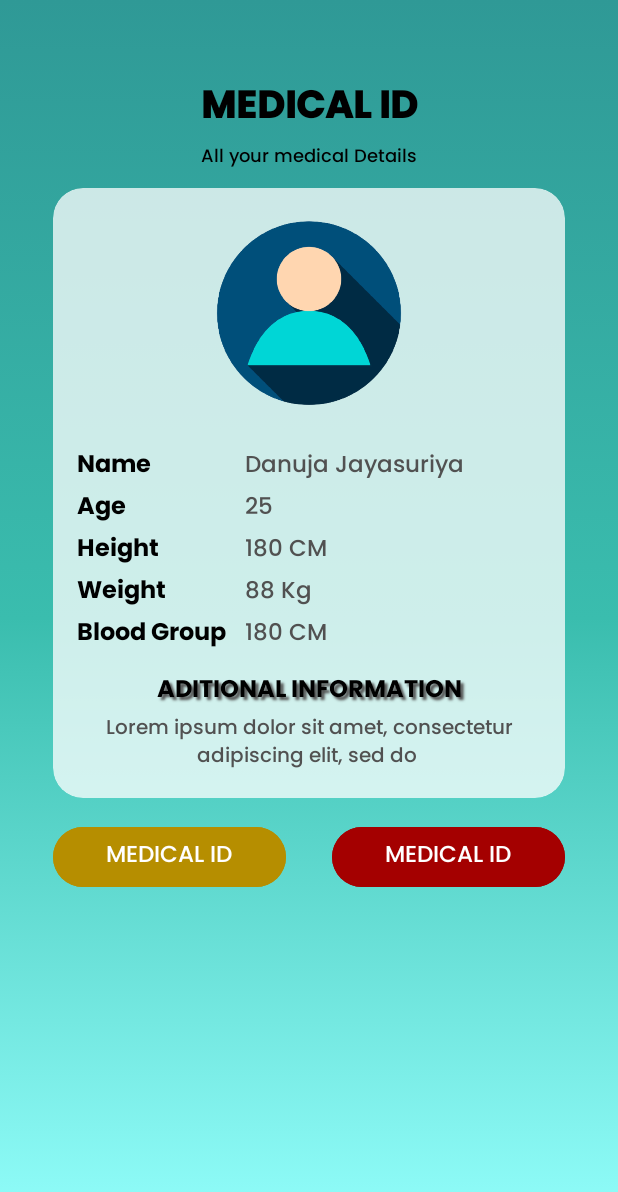
After one commit to danuja01/Tourist_Managment_system-MAD_Project, an Android app: the MedId screen opened directly, with no data from a screen before it, on a phone screen of 412 x 824 dp. The commit adds this screen. Shown: the top 1192 px of the screen. Run offline under Robolectric (Android 15) with nearby library versions, the phone set to English and light mode, and no system bars.

Commit message:
Created UI of the MEDICAL ID Page

```diff
--- a/app/src/main/AndroidManifest.xml
+++ b/app/src/main/AndroidManifest.xml
@@ -13,6 +13,9 @@
         android:supportsRtl="true"
         android:theme="@style/Theme.MADproject"
         tools:targetApi="31">
+        <activity
+            android:name=".Medical.MedId"
+            android:exported="false" />
         <activity
             android:name=".Medical.CreateMedId"
             android:exported="false" />
--- a/app/src/main/java/com/example/madproject/MainActivity.java
+++ b/app/src/main/java/com/example/madproject/MainActivity.java
@@ -5,20 +5,18 @@ import androidx.appcompat.app.AppCompatActivity;
 import android.content.Intent;
 import android.os.Bundle;
 import android.view.View;
-import android.widget.Button;
 
 import com.example.madproject.Medical.HealthTracker;
+import com.example.madproject.Medical.MedId;
 
 public class MainActivity extends AppCompatActivity {
 
-    Button btn;
 
     @Override
     protected void onCreate(Bundle savedInstanceState) {
         super.onCreate(savedInstanceState);
         setContentView(R.layout.activity_main);
 
-        btn = findViewById(R.id.btn);
     }
 
 
@@ -26,4 +24,9 @@ public class MainActivity extends AppCompatActivity {
         Intent intent = new Intent(this, HealthTracker.class);
         startActivity(intent);
     }
+
+    public void clickBtn(View v){
+        Intent intent = new Intent(this, MedId.class);
+        startActivity(intent);
+    }
 }
--- /dev/null
+++ b/app/src/main/java/com/example/madproject/Medical/MedId.java
@@ -0,0 +1,16 @@
+package com.example.madproject.Medical;
+
+import androidx.appcompat.app.AppCompatActivity;
+
+import android.os.Bundle;
+
+import com.example.madproject.R;
+
+public class MedId extends AppCompatActivity {
+
+    @Override
+    protected void onCreate(Bundle savedInstanceState) {
+        super.onCreate(savedInstanceState);
+        setContentView(R.layout.activity_med_id);
+    }
+}
--- a/app/src/main/res/layout/activity_create_med_id.xml
+++ b/app/src/main/res/layout/activity_create_med_id.xml
@@ -41,26 +41,25 @@
     <LinearLayout
         android:layout_width="match_parent"
         android:layout_height="wrap_content"
-        android:orientation="vertical"
-        android:layout_marginTop="16dp">
+        android:layout_marginTop="16dp"
+        android:orientation="vertical">
 
         <EditText
             android:layout_width="match_parent"
             android:layout_height="50dp"
             android:background="@drawable/custom_input"
+            android:hint="@string/ht3_hint_name"
             android:inputType="textPersonName"
-            android:hint="@string/ht3_hint_name"
-            android:padding="15dp"
-            />
+            android:padding="15dp" />
+
         <EditText
             android:layout_width="match_parent"
             android:layout_height="50dp"
+            android:layout_marginTop="10dp"
             android:background="@drawable/custom_input"
             android:hint="@string/ht3_hint_birthday"
             android:inputType="textPersonName"
-            android:padding="15dp"
-            android:layout_marginTop="10dp"
-            />
+            android:padding="15dp" />
 
         <LinearLayout
             android:layout_width="match_parent"
@@ -70,13 +69,13 @@
             <EditText
                 android:layout_width="wrap_content"
                 android:layout_height="50dp"
+                android:layout_marginTop="10dp"
+                android:layout_marginRight="2.5dp"
                 android:layout_weight="1"
                 android:background="@drawable/custom_input"
                 android:hint="@string/ht3_hint_height"
                 android:inputType="textPersonName"
                 android:padding="15dp"
-                android:layout_marginTop="10dp"
-                android:layout_marginRight="2.5dp"
 
 
                 />
@@ -84,46 +83,43 @@
             <EditText
                 android:layout_width="wrap_content"
                 android:layout_height="50dp"
+                android:layout_marginLeft="2.5dp"
+                android:layout_marginTop="10dp"
                 android:layout_weight="1"
                 android:background="@drawable/custom_input"
                 android:hint="@string/ht3_hint_weight"
                 android:inputType="textPersonName"
-                android:padding="15dp"
-                android:layout_marginTop="10dp"
-                android:layout_marginLeft="2.5dp"
-                />
+                android:padding="15dp" />
         </LinearLayout>
 
         <EditText
             android:layout_width="match_parent"
             android:layout_height="50dp"
+            android:layout_marginLeft="2.5dp"
+            android:layout_marginTop="10dp"
             android:background="@drawable/custom_input"
             android:hint="@string/ht3_hint_blood"
             android:inputType="textPersonName"
-            android:padding="15dp"
-            android:layout_marginTop="10dp"
-            android:layout_marginLeft="2.5dp"
-            />
+            android:padding="15dp" />
 
         <EditText
             android:layout_width="match_parent"
             android:layout_height="50dp"
+            android:layout_marginLeft="2.5dp"
+            android:layout_marginTop="10dp"
             android:background="@drawable/custom_input"
-            android:hint="@string/ht3_hint_blood"
+            android:hint="@string/ht3_hint_info"
             android:inputType="textPersonName"
-            android:padding="15dp"
-            android:layout_marginTop="10dp"
-            android:layout_marginLeft="2.5dp"
-            />
+            android:padding="15dp" />
 
         <Button
             android:id="@+id/medIdBtn"
             style="@style/Widget.Material3.Button"
             android:layout_width="match_parent"
             android:layout_height="60dp"
+            android:layout_marginTop="10dp"
             android:backgroundTint="@color/black"
             android:fontFamily="@font/poppins_medium"
-            android:layout_marginTop="10dp"
             android:text="@string/ht3_btn_submit"
             android:textSize="15sp" />
 
--- a/app/src/main/res/layout/activity_main.xml
+++ b/app/src/main/res/layout/activity_main.xml
@@ -25,4 +25,13 @@
         app:layout_constraintEnd_toEndOf="parent"
         app:layout_constraintStart_toStartOf="parent"
         app:layout_constraintTop_toTopOf="parent" />
+
+    <Button
+        android:id="@+id/medBtn"
+        android:layout_width="wrap_content"
+        android:layout_height="wrap_content"
+        android:onClick="clickBtn"
+        android:text="MedDetail"
+        app:layout_constraintBottom_toBottomOf="parent"
+        tools:layout_editor_absoluteX="168dp" />
 </androidx.constraintlayout.widget.ConstraintLayout>
--- /dev/null
+++ b/app/src/main/res/layout/activity_med_id.xml
@@ -0,0 +1,243 @@
+<?xml version="1.0" encoding="utf-8"?>
+<LinearLayout xmlns:android="http://schemas.android.com/apk/res/android"
+    xmlns:app="http://schemas.android.com/apk/res-auto"
+    xmlns:tools="http://schemas.android.com/tools"
+    android:layout_width="match_parent"
+    android:layout_height="match_parent"
+    android:background="@drawable/gradient_background"
+    android:orientation="vertical"
+    android:paddingHorizontal="35dp"
+    android:paddingTop="50dp"
+    android:paddingBottom="0dp"
+    tools:context=".Medical.MedId">
+
+    <TextView
+        android:id="@+id/title"
+        android:layout_width="match_parent"
+        android:layout_height="wrap_content"
+        android:fontFamily="@font/poppins_bold"
+        android:text="@string/ht4_title"
+        android:textAlignment="center"
+        android:textColor="@color/black"
+        android:textFontWeight="900"
+        android:textSize="25sp" />
+
+    <TextView
+        android:id="@+id/caption"
+        android:layout_width="match_parent"
+        android:layout_height="wrap_content"
+        android:fontFamily="@font/poppins_medium"
+        android:text="@string/ht4_caption"
+        android:textAlignment="center"
+        android:textColor="@color/black"
+        android:textSize="12sp" />
+
+
+    <com.google.android.material.card.MaterialCardView
+        android:layout_width="match_parent"
+        android:layout_height="wrap_content"
+        android:layout_marginTop="10dp"
+        android:backgroundTint="@color/cardWhite"
+        app:cardElevation="0dp"
+        app:shapeAppearanceOverlay="@style/ShapeAppearanceOverlay.CardView">
+
+
+        <LinearLayout
+            android:layout_width="match_parent"
+            android:layout_height="wrap_content"
+            android:orientation="vertical"
+            android:padding="16dp">
+
+
+            <ImageView
+                android:id="@+id/imageView"
+                android:layout_width="match_parent"
+                android:layout_height="135dp"
+                android:src="@drawable/anonymous_user_circle_icon_vector_18958255_removebg_preview" />
+
+            <LinearLayout
+                android:layout_width="match_parent"
+                android:layout_height="wrap_content"
+                android:layout_marginTop="20dp"
+                android:orientation="horizontal">
+
+                <TextView
+                    android:layout_width="112dp"
+                    android:layout_height="wrap_content"
+                    android:fontFamily="@font/poppins_bold"
+                    android:paddingRight="10dp"
+                    android:text="@string/ht4_name"
+                    android:textColor="@color/black"
+                    android:textSize="16dp" />
+
+                <TextView
+                    android:layout_width="match_parent"
+                    android:layout_height="wrap_content"
+                    android:fontFamily="@font/poppins_medium"
+                    android:text="Danuja Jayasuriya"
+                    android:textColor="@color/grey"
+                    android:textSize="15dp"
+
+                    />
+            </LinearLayout>
+
+            <LinearLayout
+                android:layout_width="match_parent"
+                android:layout_height="wrap_content"
+                android:orientation="horizontal">
+
+                <TextView
+                    android:layout_width="112dp"
+                    android:layout_height="wrap_content"
+                    android:fontFamily="@font/poppins_bold"
+                    android:paddingRight="10dp"
+                    android:text="@string/ht4_Age"
+                    android:textColor="@color/black"
+                    android:textSize="16dp" />
+
+                <TextView
+                    android:layout_width="match_parent"
+                    android:layout_height="wrap_content"
+                    android:fontFamily="@font/poppins_medium"
+                    android:text="25"
+                    android:textColor="@color/grey"
+                    android:textSize="15dp" />
+            </LinearLayout>
+
+            <LinearLayout
+                android:layout_width="match_parent"
+                android:layout_height="wrap_content"
+                android:orientation="horizontal">
+
+                <TextView
+                    android:layout_width="112dp"
+                    android:layout_height="wrap_content"
+                    android:fontFamily="@font/poppins_bold"
+                    android:paddingRight="10dp"
+                    android:text="@string/ht4_height"
+                    android:textColor="@color/black"
+                    android:textSize="16dp" />
+
+                <TextView
+                    android:layout_width="match_parent"
+                    android:layout_height="wrap_content"
+                    android:fontFamily="@font/poppins_medium"
+                    android:text="180 CM"
+                    android:textColor="@color/grey"
+                    android:textSize="15dp" />
+            </LinearLayout>
+
+            <LinearLayout
+                android:layout_width="match_parent"
+                android:layout_height="wrap_content"
+                android:orientation="horizontal">
+
+                <TextView
+                    android:layout_width="112dp"
+                    android:layout_height="wrap_content"
+                    android:fontFamily="@font/poppins_bold"
+                    android:paddingRight="10dp"
+                    android:text="@string/ht4_weight"
+                    android:textColor="@color/black"
+                    android:textSize="16dp" />
+
+                <TextView
+                    android:layout_width="match_parent"
+                    android:layout_height="wrap_content"
+                    android:fontFamily="@font/poppins_medium"
+                    android:text="88 Kg"
+                    android:textColor="@color/grey"
+                    android:textSize="15dp" />
+            </LinearLayout>
+
+            <LinearLayout
+                android:layout_width="match_parent"
+                android:layout_height="wrap_content"
+                android:orientation="horizontal">
+
+                <TextView
+                    android:layout_width="112dp"
+                    android:layout_height="wrap_content"
+                    android:fontFamily="@font/poppins_bold"
+                    android:paddingRight="10dp"
+                    android:text="@string/ht4_blood"
+                    android:textColor="@color/black"
+                    android:textSize="16dp" />
+
+                <TextView
+                    android:layout_width="match_parent"
+                    android:layout_height="wrap_content"
+                    android:fontFamily="@font/poppins_medium"
+                    android:text="180 CM"
+                    android:textColor="@color/grey"
+                    android:textSize="15dp" />
+            </LinearLayout>
+
+            <LinearLayout
+                android:layout_width="match_parent"
+                android:layout_height="wrap_content"
+                android:orientation="vertical"
+                android:paddingTop="10dp">
+
+                <TextView
+                    android:layout_width="match_parent"
+                    android:layout_height="wrap_content"
+                    android:fontFamily="@font/poppins_bold"
+                    android:shadowColor="@color/grey"
+                    android:shadowDx="3"
+                    android:shadowDy="3"
+                    android:shadowRadius="1.5"
+                    android:text="@string/ht4_info"
+                    android:textAlignment="center"
+                    android:textColor="@color/black"
+                    android:textSize="16dp" />
+
+
+                <TextView
+                    android:layout_width="match_parent"
+                    android:layout_height="wrap_content"
+                    android:fontFamily="@font/poppins_medium"
+                    android:text="Lorem ipsum dolor sit amet, consectetur adipiscing elit, sed do "
+                    android:textAlignment="center"
+                    android:textColor="@color/grey"
+                    android:textSize="13dp" />
+            </LinearLayout>
+
+        </LinearLayout>
+
+    </com.google.android.material.card.MaterialCardView>
+
+    <LinearLayout
+        android:layout_width="match_parent"
+        android:layout_height="wrap_content"
+        android:orientation="horizontal">
+
+        <Button
+            style="@style/Widget.Material3.Button"
+            android:layout_width="match_parent"
+            android:layout_height="match_parent"
+            android:layout_marginTop="15dp"
+            android:layout_marginRight="15dp"
+            android:layout_marginBottom="10sp"
+            android:layout_weight="1"
+            android:backgroundTint="@color/yellowBtn"
+            android:fontFamily="@font/poppins_medium"
+            android:text="@string/ht1_btn_medId"
+            android:textSize="15sp" />
+
+        <Button
+            style="@style/Widget.Material3.Button"
+            android:layout_width="match_parent"
+            android:layout_height="match_parent"
+            android:layout_marginLeft="15dp"
+            android:layout_marginTop="15dp"
+            android:layout_marginBottom="10sp"
+            android:layout_weight="1"
+            android:backgroundTint="@color/redBtn"
+            android:fontFamily="@font/poppins_medium"
+            android:text="@string/ht1_btn_medId"
+            android:textSize="15sp" />
+
+    </LinearLayout>
+
+</LinearLayout>
--- a/app/src/main/res/values/colors.xml
+++ b/app/src/main/res/values/colors.xml
@@ -11,4 +11,6 @@
     <color name="greenBtn">#007705</color>
     <color name="blueBtn">#000C77</color>
     <color name="cardWhite">#BFFFFFFF</color>
+    <color name="grey">#515151</color>
+    <color name="yellowBtn">#B68E00</color>
 </resources>
--- a/app/src/main/res/values/strings.xml
+++ b/app/src/main/res/values/strings.xml
@@ -1,5 +1,6 @@
 <resources>
     <string name="app_name">MADproject</string>
+    <string name="colon">:</string>
     <string name="ht1_title">HEALTH TRACKER</string>
     <string name="ht1_caption">Keep all your medical details here</string>
     <string name="ht1_btn_medId">MEDICAL ID</string>
@@ -16,4 +17,14 @@
     <string name="ht3_hint_blood">Blood Group</string>
     <string name="ht3_hint_info">Additional Medical Info</string>
     <string name="ht3_btn_submit">SUBMIT DETAILS</string>
+    <string name="ht4_title">MEDICAL ID</string>
+    <string name="ht4_caption">All your medical Details</string>
+    <string name="ht4_name">Name</string>
+    <string name="ht4_Age">Age</string>
+    <string name="ht4_height">Height</string>
+    <string name="ht4_weight">Weight</string>
+    <string name="ht4_blood">Blood Group</string>
+    <string name="ht4_info">ADITIONAL INFORMATION</string>
+    <string name="ht4_btn_update">UPDATE</string>
+    <string name="ht4_btn_delete">DELETE</string>
 </resources>
```
